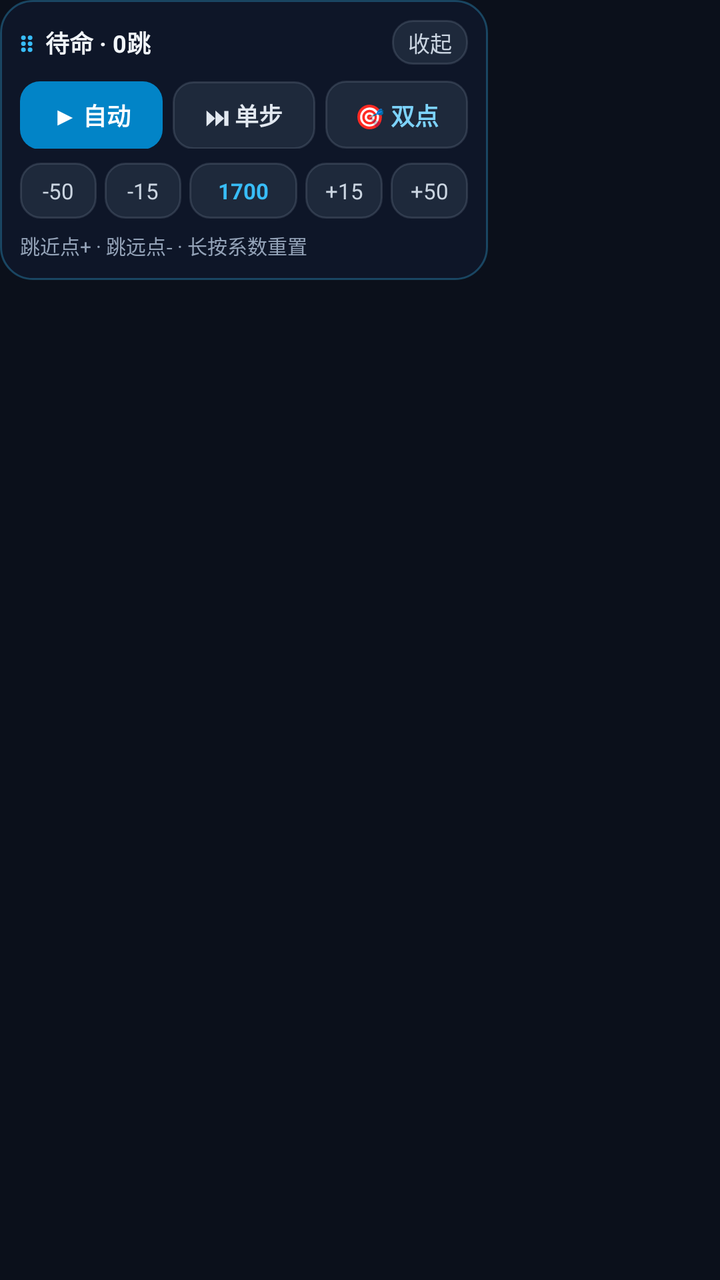
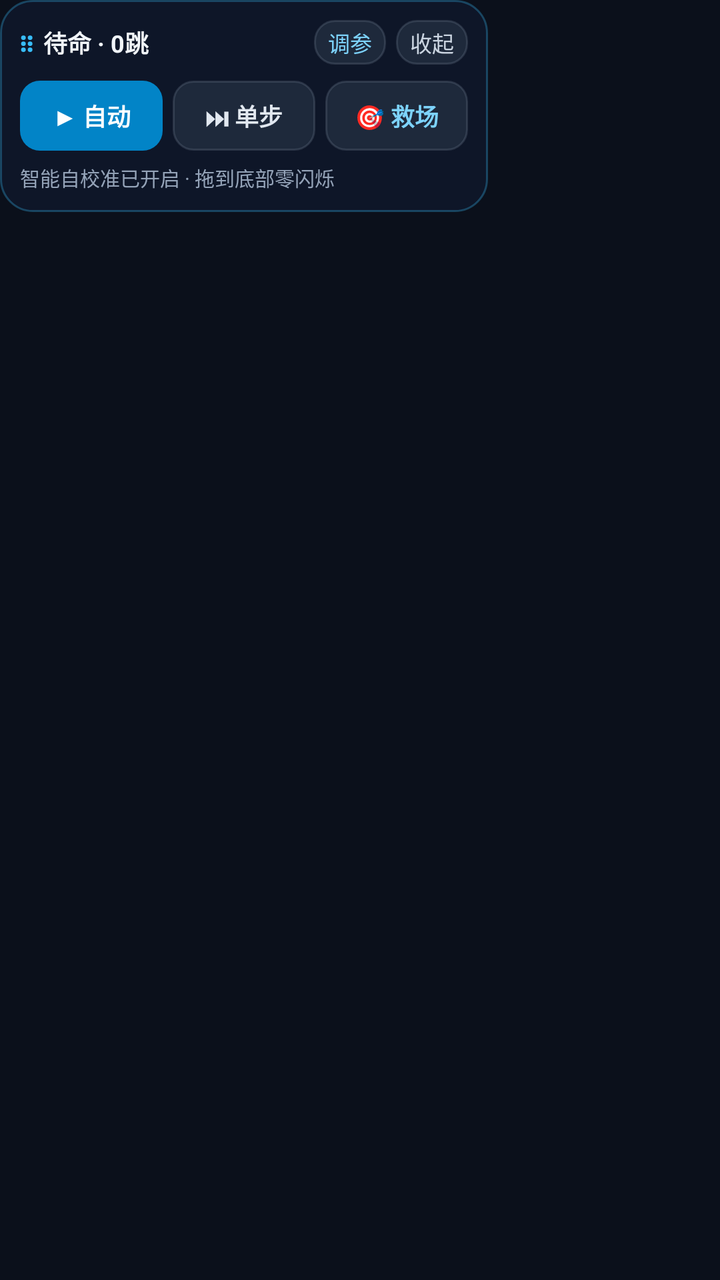

Two renders of the same Android screen: before a commit and after it. Below are the layout's source before the change and the commit's diff.
<!-- AndroidManifest.xml: application theme Theme.JumpHelper -->
<!-- res/layout/overlay_control_bar.xml -->
<?xml version="1.0" encoding="utf-8"?>
<FrameLayout xmlns:android="http://schemas.android.com/apk/res/android"
    android:layout_width="wrap_content"
    android:layout_height="wrap_content">

    
    <TextView
        android:id="@+id/collapsedPill"
        android:layout_width="46dp"
        android:layout_height="46dp"
        android:background="@drawable/bg_overlay_pill"
        android:gravity="center"
        android:text="跳"
        android:textColor="#FFFFFFFF"
        android:textSize="16sp"
        android:textStyle="bold"
        android:visibility="gone" />

    
    <LinearLayout
        android:id="@+id/expandedPanel"
        android:layout_width="244dp"
        android:layout_height="wrap_content"
        android:background="@drawable/bg_overlay_panel"
        android:orientation="vertical"
        android:padding="10dp">

        
        <LinearLayout
            android:id="@+id/dragHeader"
            android:layout_width="match_parent"
            android:layout_height="wrap_content"
            android:gravity="center_vertical"
            android:orientation="horizontal"
            android:paddingBottom="8dp">

            <TextView
                android:layout_width="wrap_content"
                android:layout_height="wrap_content"
                android:paddingEnd="6dp"
                android:text="⋮⋮"
                android:textColor="#FF38BDF8"
                android:textSize="13sp"
                android:textStyle="bold" />

            <TextView
                android:id="@+id/tvOverlayStatus"
                android:layout_width="0dp"
                android:layout_height="wrap_content"
                android:layout_weight="1"
                android:ellipsize="end"
                android:singleLine="true"
                android:text="待命 · 0跳"
                android:textColor="#FFF1F5F9"
                android:textSize="12sp"
                android:textStyle="bold" />

            <TextView
                android:id="@+id/btnCollapse"
                android:layout_width="wrap_content"
                android:layout_height="wrap_content"
                android:background="@drawable/bg_overlay_btn"
                android:paddingHorizontal="8dp"
                android:paddingVertical="3dp"
                android:text="收起"
                android:textColor="#FFCBD5E1"
                android:textSize="11sp" />
        </LinearLayout>

        
        <LinearLayout
            android:layout_width="match_parent"
            android:layout_height="wrap_content"
            android:orientation="horizontal">

            <TextView
                android:id="@+id/btnAutoToggle"
                android:layout_width="0dp"
                android:layout_height="34dp"
                android:layout_marginEnd="5dp"
                android:layout_weight="1"
                android:background="@drawable/bg_overlay_btn_accent"
                android:gravity="center"
                android:text="▶ 自动"
                android:textColor="#FFFFFFFF"
                android:textSize="12sp"
                android:textStyle="bold" />

            <TextView
                android:id="@+id/btnSingleStep"
                android:layout_width="0dp"
                android:layout_height="34dp"
                android:layout_marginEnd="5dp"
                android:layout_weight="1"
                android:background="@drawable/bg_overlay_btn"
                android:gravity="center"
                android:text="⏭ 单步"
                android:textColor="#FFE2E8F0"
                android:textSize="12sp"
                android:textStyle="bold" />

            <TextView
                android:id="@+id/btnManualAim"
                android:layout_width="0dp"
                android:layout_height="34dp"
                android:layout_weight="1"
                android:background="@drawable/bg_overlay_btn"
                android:gravity="center"
                android:text="🎯 双点"
                android:textColor="#FF7DD3FC"
                android:textSize="12sp"
                android:textStyle="bold" />
        </LinearLayout>

        
        <LinearLayout
            android:layout_width="match_parent"
            android:layout_height="wrap_content"
            android:layout_marginTop="7dp"
            android:gravity="center_vertical"
            android:orientation="horizontal">

            <TextView
                android:id="@+id/btnMinus50"
                android:layout_width="0dp"
                android:layout_height="28dp"
                android:layout_marginEnd="4dp"
                android:layout_weight="1"
                android:background="@drawable/bg_overlay_btn"
                android:gravity="center"
                android:text="-50"
                android:textColor="#FFCBD5E1"
                android:textSize="11sp" />

            <TextView
                android:id="@+id/btnMinus15"
                android:layout_width="0dp"
                android:layout_height="28dp"
                android:layout_marginEnd="4dp"
                android:layout_weight="1"
                android:background="@drawable/bg_overlay_btn"
                android:gravity="center"
                android:text="-15"
                android:textColor="#FFCBD5E1"
                android:textSize="11sp" />

            <TextView
                android:id="@+id/tvCoeffOverlay"
                android:layout_width="0dp"
                android:layout_height="28dp"
                android:layout_marginEnd="4dp"
                android:layout_weight="1.4"
                android:background="@drawable/bg_overlay_btn"
                android:gravity="center"
                android:text="1700"
                android:textColor="#FF38BDF8"
                android:textSize="11sp"
                android:textStyle="bold" />

            <TextView
                android:id="@+id/btnPlus15"
                android:layout_width="0dp"
                android:layout_height="28dp"
                android:layout_marginEnd="4dp"
                android:layout_weight="1"
                android:background="@drawable/bg_overlay_btn"
                android:gravity="center"
                android:text="+15"
                android:textColor="#FFCBD5E1"
                android:textSize="11sp" />

            <TextView
                android:id="@+id/btnPlus50"
                android:layout_width="0dp"
                android:layout_height="28dp"
                android:layout_weight="1"
                android:background="@drawable/bg_overlay_btn"
                android:gravity="center"
                android:text="+50"
                android:textColor="#FFCBD5E1"
                android:textSize="11sp" />
        </LinearLayout>

        
        <TextView
            android:id="@+id/tvLastJump"
            android:layout_width="match_parent"
            android:layout_height="wrap_content"
            android:layout_marginTop="6dp"
            android:ellipsize="end"
            android:singleLine="true"
            android:text="跳近点+ · 跳远点- · 长按系数重置"
            android:textColor="#FF94A3B8"
            android:textSize="10sp" />
    </LinearLayout>

</FrameLayout>
<!-- resources referenced by this layout -->
<resources>
  <!-- drawable bg_overlay_btn (drawable) -->
  <?xml version="1.0" encoding="utf-8"?>
  <shape xmlns:android="http://schemas.android.com/apk/res/android"
      android:shape="rectangle">
      <solid android:color="#FF1E293B" />
      <corners android:radius="10dp" />
      <stroke
          android:width="1dp"
          android:color="#3394A3B8" />
  </shape>
  <!-- drawable bg_overlay_btn_accent (drawable) -->
  <?xml version="1.0" encoding="utf-8"?>
  <shape xmlns:android="http://schemas.android.com/apk/res/android"
      android:shape="rectangle">
      <solid android:color="#FF0284C7" />
      <corners android:radius="10dp" />
  </shape>
  <!-- drawable bg_overlay_panel (drawable) -->
  <?xml version="1.0" encoding="utf-8"?>
  <shape xmlns:android="http://schemas.android.com/apk/res/android"
      android:shape="rectangle">
      <solid android:color="#EB0F172A" />
      <corners android:radius="16dp" />
      <stroke
          android:width="1dp"
          android:color="#4D38BDF8" />
  </shape>
  <!-- drawable bg_overlay_pill (drawable) -->
  <?xml version="1.0" encoding="utf-8"?>
  <shape xmlns:android="http://schemas.android.com/apk/res/android"
      android:shape="oval">
      <solid android:color="#EB0284C7" />
      <stroke
          android:width="1.5dp"
          android:color="#99E0F2FE" />
  </shape>
  <style name="Theme.JumpHelper" parent="Theme.Material3.Dark.NoActionBar">
          <item name="colorPrimary">@color/accent_primary</item>
          <item name="colorOnPrimary">#04131F</item>
          <item name="colorSecondary">@color/accent_emerald</item>
          <item name="android:colorBackground">@color/bg_screen</item>
          <item name="android:statusBarColor">@android:color/transparent</item>
          <item name="android:navigationBarColor">@android:color/transparent</item>
      </style>
  <color name="accent_primary">#38BDF8</color>
  <color name="accent_emerald">#22C55E</color>
  <color name="bg_screen">#0B101B</color>
</resources>

<!-- the commit's change to res/layout/overlay_control_bar.xml (unified diff, before → after) -->
@@ -6,13 +6,13 @@
     
     <TextView
         android:id="@+id/collapsedPill"
-        android:layout_width="46dp"
-        android:layout_height="46dp"
+        android:layout_width="48dp"
+        android:layout_height="48dp"
         android:background="@drawable/bg_overlay_pill"
         android:gravity="center"
         android:text="跳"
         android:textColor="#FFFFFFFF"
-        android:textSize="16sp"
+        android:textSize="14sp"
         android:textStyle="bold"
         android:visibility="gone" />
 
@@ -37,7 +37,7 @@
             <TextView
                 android:layout_width="wrap_content"
                 android:layout_height="wrap_content"
-                android:paddingEnd="6dp"
+                android:paddingEnd="5dp"
                 android:text="⋮⋮"
                 android:textColor="#FF38BDF8"
                 android:textSize="13sp"
@@ -56,11 +56,23 @@
                 android:textStyle="bold" />
 
             <TextView
+                android:id="@+id/btnToggleTune"
+                android:layout_width="wrap_content"
+                android:layout_height="wrap_content"
+                android:layout_marginEnd="5dp"
+                android:background="@drawable/bg_overlay_btn"
+                android:paddingHorizontal="7dp"
+                android:paddingVertical="3dp"
+                android:text="调参"
+                android:textColor="#FF7DD3FC"
+                android:textSize="11sp" />
+
+            <TextView
                 android:id="@+id/btnCollapse"
                 android:layout_width="wrap_content"
                 android:layout_height="wrap_content"
                 android:background="@drawable/bg_overlay_btn"
-                android:paddingHorizontal="8dp"
+                android:paddingHorizontal="7dp"
                 android:paddingVertical="3dp"
                 android:text="收起"
                 android:textColor="#FFCBD5E1"
@@ -76,7 +88,7 @@
             <TextView
                 android:id="@+id/btnAutoToggle"
                 android:layout_width="0dp"
-                android:layout_height="34dp"
+                android:layout_height="35dp"
                 android:layout_marginEnd="5dp"
                 android:layout_weight="1"
                 android:background="@drawable/bg_overlay_btn_accent"
@@ -89,7 +101,7 @@
             <TextView
                 android:id="@+id/btnSingleStep"
                 android:layout_width="0dp"
-                android:layout_height="34dp"
+                android:layout_height="35dp"
                 android:layout_marginEnd="5dp"
                 android:layout_weight="1"
                 android:background="@drawable/bg_overlay_btn"
@@ -102,11 +114,11 @@
             <TextView
                 android:id="@+id/btnManualAim"
                 android:layout_width="0dp"
-                android:layout_height="34dp"
-                android:layout_weight="1"
-                android:background="@drawable/bg_overlay_btn"
-                android:gravity="center"
-                android:text="🎯 双点"
+                android:layout_height="35dp"
+                android:layout_weight="1"
+                android:background="@drawable/bg_overlay_btn"
+                android:gravity="center"
+                android:text="🎯 救场"
                 android:textColor="#FF7DD3FC"
                 android:textSize="12sp"
                 android:textStyle="bold" />
@@ -114,11 +126,13 @@
 
         
         <LinearLayout
+            android:id="@+id/tuningRow"
             android:layout_width="match_parent"
             android:layout_height="wrap_content"
             android:layout_marginTop="7dp"
             android:gravity="center_vertical"
-            android:orientation="horizontal">
+            android:orientation="horizontal"
+            android:visibility="gone">
 
             <TextView
                 android:id="@+id/btnMinus50"
@@ -152,7 +166,7 @@
                 android:layout_weight="1.4"
                 android:background="@drawable/bg_overlay_btn"
                 android:gravity="center"
-                android:text="1700"
+                android:text="1740"
                 android:textColor="#FF38BDF8"
                 android:textSize="11sp"
                 android:textStyle="bold" />
@@ -189,7 +203,7 @@
             android:layout_marginTop="6dp"
             android:ellipsize="end"
             android:singleLine="true"
-            android:text="跳近点+ · 跳远点- · 长按系数重置"
+            android:text="智能自校准已开启 · 拖到底部零闪烁"
             android:textColor="#FF94A3B8"
             android:textSize="10sp" />
     </LinearLayout>
